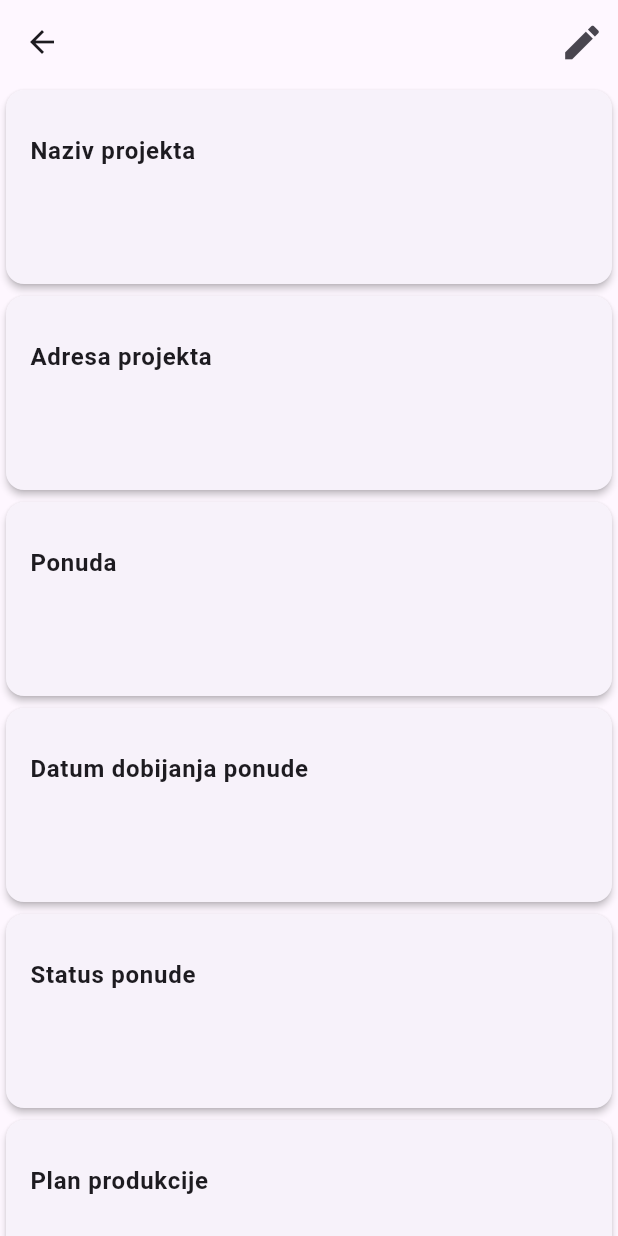
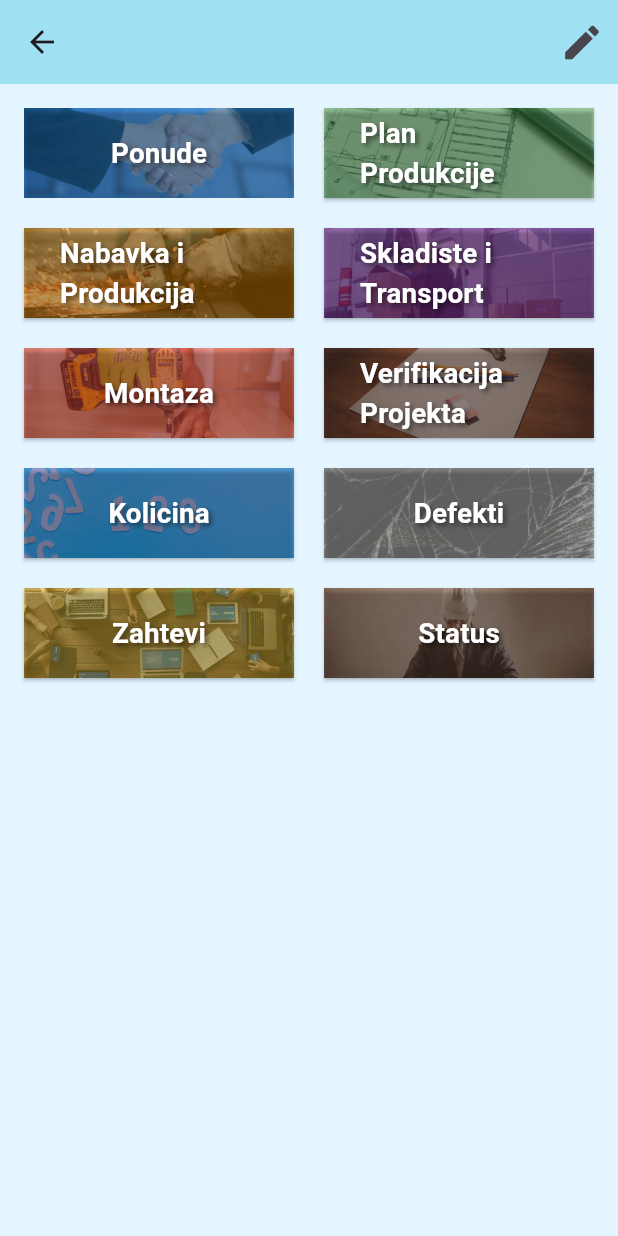
Before and after one commit to Slatinac22/Prolehrsysteme-Project-Manager, a Flutter app: the AdminProjectDetailPage screen opened directly with empty values, on a phone screen of 412 x 824 dp. Run offline on Flutter 3.47's test engine with Material 3 defaults, Android fonts, the phone set to English and light mode, and no system bars; our stand-ins replace cloud_firestore, firebase_auth, firebase_core, flutter_spinkit; accounts and stored records are empty; Roboto replaces fonts that are missing (Pacifico).

Commit message:
Skladiste i transport update

```diff
--- a/project_manager/lib/screens/admin_edit_project_page.dart
+++ b/project_manager/lib/screens/admin_edit_project_page.dart
@@ -1,7 +1,18 @@
 import 'package:flutter/material.dart';
 import 'package:project_manager/models/project.dart';
 import 'package:project_manager/screens/project_edit_page.dart';
+import 'package:project_manager/screens/subscreens/defekti.dart';
+import 'package:project_manager/screens/subscreens/kolicina.dart';
+import 'package:project_manager/screens/subscreens/montaza.dart';
+import 'package:project_manager/screens/subscreens/nabavka_i_produkcija.dart';
+import 'package:project_manager/screens/subscreens/plan_produkcije.dart';
+import 'package:project_manager/screens/subscreens/skladiste_i_transport.dart';
+import 'package:project_manager/screens/subscreens/status.dart';
+import 'package:project_manager/screens/subscreens/verifikacija_proekta.dart';
+import 'package:project_manager/screens/subscreens/zahtevi.dart';
 import 'package:project_manager/services/database.dart';
+import 'package:project_manager/shared/colors.dart';
+import 'package:project_manager/screens/subscreens/ponude.dart';
 
 class AdminProjectDetailPage extends StatelessWidget {
   final Project project;
@@ -10,12 +21,11 @@ class AdminProjectDetailPage extends StatelessWidget {
 
   @override
   Widget build(BuildContext context) {
-    final Size screenSize = MediaQuery.of(context).size;
-    double textSize = screenSize.width < 600 ? 20.0 : 36.0;
-
     return Scaffold(
+      backgroundColor: AppColors.secondaryColor,
       appBar: AppBar(
-        title: Text(project.naziv),
+        backgroundColor: AppColors.primaryColor,
+        title: Text('${project.naziv} ${project.adresa}'),
                 actions: [
           IconButton(
             onPressed: () {
@@ -24,22 +34,122 @@ class AdminProjectDetailPage extends StatelessWidget {
             icon: Icon(Icons.edit, size: 30),
           ),
         ],
+
       ),
-      body: StreamBuilder(
+      body: Center(
+        child: StreamBuilder(
           stream: DatabaseService().streamProject(project.id),
           builder: (context, AsyncSnapshot<Project> snapshot) {
             if (snapshot.connectionState == ConnectionState.waiting) {
-            return Center(child: CircularProgressIndicator());
+              return CircularProgressIndicator();
             } else if (snapshot.hasError || !snapshot.hasData) {
-            return Center(child: Text('Error loading project data'));
+              return Text('Error loading project data');
             } else {
               Project updatedProject = snapshot.data!;
-            return _buildGroupedCards(context, updatedProject);
+              return GridView.count(
+                crossAxisCount: 2,
+                padding: EdgeInsets.all(16.0),
+                mainAxisSpacing: 20.0,
+                crossAxisSpacing: 20.0,
+                childAspectRatio: 3,
+                children: [
+                  buildButton(context, 'Ponude', PonudePage(projectId: updatedProject.id), Colors.blue, 'handshake.jpg'),
+                  buildButton(context, 'Plan Produkcije', PlanProdukcijePage(projectId: updatedProject.id), Colors.green, 'planProdukcije.jpg'),
+                  buildButton(context, 'Nabavka i Produkcija', NabavkaIProdukcijaPage(projectId: updatedProject.id), Colors.orange, 'produkcija.jpg'),
+                  buildButton(context, 'Skladiste i Transport', SkladisteITransportPage(projectId: updatedProject.id), Colors.purple, 'skladiste_i_transport.jpg'),
+                  buildButton(context, 'Montaza', MontazaPage(projectId: updatedProject.id), Colors.red, 'montaza.jpg'),
+                  buildButton(context, 'Verifikacija Projekta', VerifikacijaProjektaPage(projectId: updatedProject.id), Colors.teal, 'verifikacija.jpg'),
+                  buildButton(context, 'Kolicina', KolicinaPage(projectId: updatedProject.id), Colors.indigo, 'kolicina.jpg'),
+                  buildButton(context, 'Defekti', DefektiPage(projectId: updatedProject.id), Colors.white30, 'defekti.jpg'),
+                  buildButton(context, 'Zahtevi', ZahteviPage(projectId: updatedProject.id), Colors.amberAccent, 'zahtevi.jpg'),
+                  buildButton(context, 'Status', StatusPage(projectId: updatedProject.id), Colors.brown, 'status.jpg'),
+                ],
+              );
             }
           },
         ),
+      ),
     );
   }
+
+
+
+Widget buildButton(BuildContext context, String text, Widget destination, Color color, String imageName) {
+  return Stack(
+    alignment: Alignment.center,
+    children: [
+      Container(
+        decoration: BoxDecoration(
+          borderRadius: BorderRadius.circular(10), // Border radius to cut the edges
+        ),
+        width: double.infinity,
+        height: double.infinity,
+
+        child: Image.asset(
+          'assets/$imageName',
+          fit: BoxFit.cover,
+        ),
+      ),
+      Positioned.fill(
+        top: text == 'Ponude' ? -10 : 0, // Adjust the top position based on the button text
+        child: Container(
+          color: text == 'Ponude' ?
+           Colors.blue.withOpacity(0.5) : text == 'Nabavka i Produkcija' ?
+           Colors.orange.withOpacity(0.5) : text == 'Plan Produkcije' ?
+           Colors.green.withOpacity(0.5) : text == 'Skladiste i Transport' ?
+           Colors.purple.withOpacity(0.5) : text == 'Montaza' ?
+           Colors.red.withOpacity(0.5) : text == 'Verifikacija Projeta' ?
+           Colors.teal.withOpacity(0.5) : text == 'Kolicina' ?
+           Colors.indigo.withOpacity(0.5) : text == 'Defekti' ?
+           Colors.white30.withOpacity(0.5) : text == 'Zahtevi' ?
+           Colors.amberAccent.withOpacity(0.5) :
+           Colors.brown.withOpacity(0.5)
+          ),
+      ),
+      SizedBox(
+        width: double.infinity,
+        height: double.infinity,
+        child: ElevatedButton(
+          onPressed: () {
+            Navigator.push(
+              context,
+              MaterialPageRoute(builder: (context) => destination),
+            );
+          },
+          style: ElevatedButton.styleFrom(
+            backgroundColor: Colors.transparent, // Make the button background transparent
+      // Text color
+            shape: RoundedRectangleBorder(
+          // Button border radius
+            ),
+          ),
+          child: Center(
+            child: Text(
+              text,
+              style: TextStyle(
+                fontSize: MediaQuery.of(context).size.width * 0.045,
+                fontFamily: 'Pacifico', // Example of using a custom font
+                color: Colors.white,
+                fontWeight: FontWeight.bold,
+                decorationThickness: 2,
+                decorationStyle: TextDecorationStyle.double, // Use double line style
+                shadows: [
+                  Shadow(
+                    blurRadius: 4,
+                    color: Colors.black.withOpacity(0.5),
+                    offset: Offset(2, 2),
+                  ),
+                ],
+              ),
+            ),
+          ),
+        ),
+      ),
+    ],
+  );
+}
+
+
 
   void _editProject(BuildContext context) {
     Navigator.push(
@@ -47,127 +157,4 @@ class AdminProjectDetailPage extends StatelessWidget {
       MaterialPageRoute(builder: (context) => ProjectEditPage(project: project)),
     );
   }
-
-  Widget _buildGroupedCards(BuildContext context, Project updatedProject) {
-    return GridView.count(
-      crossAxisCount: MediaQuery.of(context).size.width > 600 ? 4 : 1,
-      childAspectRatio: MediaQuery.of(context).size.width > 600 ? 3 : 3,
-      children: _buildCards(context, updatedProject),
-    );
 }
-
-  List<Widget> _buildCards(BuildContext context, Project updatedProject) {
-    List<Widget> cards = [];
-    List<List<String>> cardGroups = [
-      ['Naziv projekta', 'Adresa projekta'],
-      ['Ponuda', 'Datum dobijanja ponude', 'Status ponude'],
-      ['Plan produkcije'],
-      ['Nabavka materijala', 'Produkcija'],
-      ['Skladiste', 'Planirani datum transporta', 'Nije planiran datum transporta uz obrazlozenje', 'Poslato'],
-      ['Dobijen period za montazu', 'Planirani pocetak montaze', 'Pocetak montaze', 'Planirani zavrsetak montaze', 'Zavrsetak montaze'],
-      ['Datum verifikacije'],
-      ['Defekti', 'Datum prijave defekta', 'Status transporta', 'Status ponude (Defekti)', 'Zavrseno'],
-      ['Dodatni zahtevi', 'Datum dodatnog zahteva', 'Status ponude (Zahtevi)', 'Status odobrenja', 'Broj porudzbine', 'Status zahteva'],
-      ['Planirani pocetak radova', 'Nalazi se', 'Poslato u CH', 'Finalni status'],
-      ['Kolicina'],
-    ];
-
-    for (var group in cardGroups) {
-      for (var label in group) {
-        cards.add(_buildDetailCard(label, _detailValues(updatedProject)[_detailLabels.indexOf(label)]));
-      }
-    }
-
-    return cards;
-  }
-
-  Widget _buildDetailCard(String label, String value) {
-    return Card(
-      elevation: 2.0,
-      child: ListTile(
-        title: Text(
-          label,
-          style: TextStyle(fontWeight: FontWeight.bold),
-        ),
-        subtitle: Text(value),
-        contentPadding: EdgeInsets.all(16.0),
-      ),
-    );
-  }
-
-  List<String> _detailLabels = [
-    'Naziv projekta',
-    'Adresa projekta',
-    'Ponuda',
-    'Datum dobijanja ponude',
-    'Status ponude',
-    'Plan produkcije',
-    'Nabavka materijala',
-    'Produkcija',
-    'Skladiste',
-    'Planirani datum transporta',
-    'Nije planiran datum transporta uz obrazlozenje',
-    'Poslato',
-    'Dobijen period za montazu',
-    'Planirani pocetak montaze',
-    'Pocetak montaze',
-    'Planirani zavrsetak montaze',
-    'Zavrsetak montaze',
-    'Datum verifikacije',
-    'Defekti',
-    'Datum prijave defekta',
-    'Status transporta',
-    'Status ponude (Defekti)',
-    'Zavrseno',
-    'Dodatni zahtevi',
-    'Datum dodatnog zahteva',
-    'Status ponude (Zahtevi)',
-    'Status odobrenja',
-    'Broj porudzbine',
-    'Status zahteva',
-    'Planirani pocetak radova',
-    'Nalazi se',
-    'Poslato u CH',
-    'Finalni status',
-    'Kolicina',
-  ];
-
-  List<String> _detailValues(Project project) {
-    return [
-      project.naziv,
-      project.adresa,
-      project.ponuda,
-      project.datum_dobijanja_ponude,
-      project.status_ponude,
-      project.plan_produkcije,
-      project.nabavka_materijala,
-      project.produkcija,
-      project.skladiste,
-      project.planirani_datum_transporta,
-      project.nije_planiran_datum_transporta,
-      project.poslato,
-      project.dobijen_period_za_montazu,
-      project.planiran_pocetak_montaze,
-      project.pocetak_montaze,
-      project.planiran_zavrsetak_montaze,
-      project.zavrsetak_montaze,
-      project.datum_verifikacije,
-      project.defekti,
-      project.datum_prijave_defekta,
-      project.status_transporta,
-      project.status_ponude_defekti,
-      project.zavrseno,
-      project.dodatni_zahtevi,
-      project.datum_dodatnog_zahteva,
-      project.status_ponude_zahtevi,
-      project.status_odobrenja_zahtevi,
-      project.broj_porudzbine,
-      project.status_zahteva,
-      project.planirani_pocetak_radova,
-      project.nalazi_se,
-      project.poslato_u_ch,
-      project.status_zavrseno,
-      project.kolicina,
-    ];
-  }
-}
--- a/project_manager/lib/screens/project_detail_page.dart
+++ b/project_manager/lib/screens/project_detail_page.dart
@@ -26,6 +26,8 @@ class ProjectDetailPage extends StatelessWidget {
       appBar: AppBar(
         backgroundColor: AppColors.primaryColor,
         title: Text('${project.naziv} ${project.adresa}'),
+
+
       ),
       body: Center(
         child: StreamBuilder(
@@ -108,8 +110,8 @@ Widget buildButton(BuildContext context, String text, Widget destination, Color
             );
           },
           style: ElevatedButton.styleFrom(
-            primary: Colors.transparent, // Make the button background transparent
-            onPrimary: color, // Text color
+            backgroundColor: Colors.transparent, // Make the button background transparent
+      // Text color
             shape: RoundedRectangleBorder(
           // Button border radius
             ),
```
Also changed, not shown: project_manager/lib/screens/authenticate/sign_in.dart (+63 -18 lines), project_manager/lib/screens/home/home.dart (+10 -0 lines), project_manager/lib/screens/subscreens/skladiste_i_transport.dart (+29 -15 lines), project_manager/pubspec.lock. Lines whose indentation alone changed are shown as unchanged.
